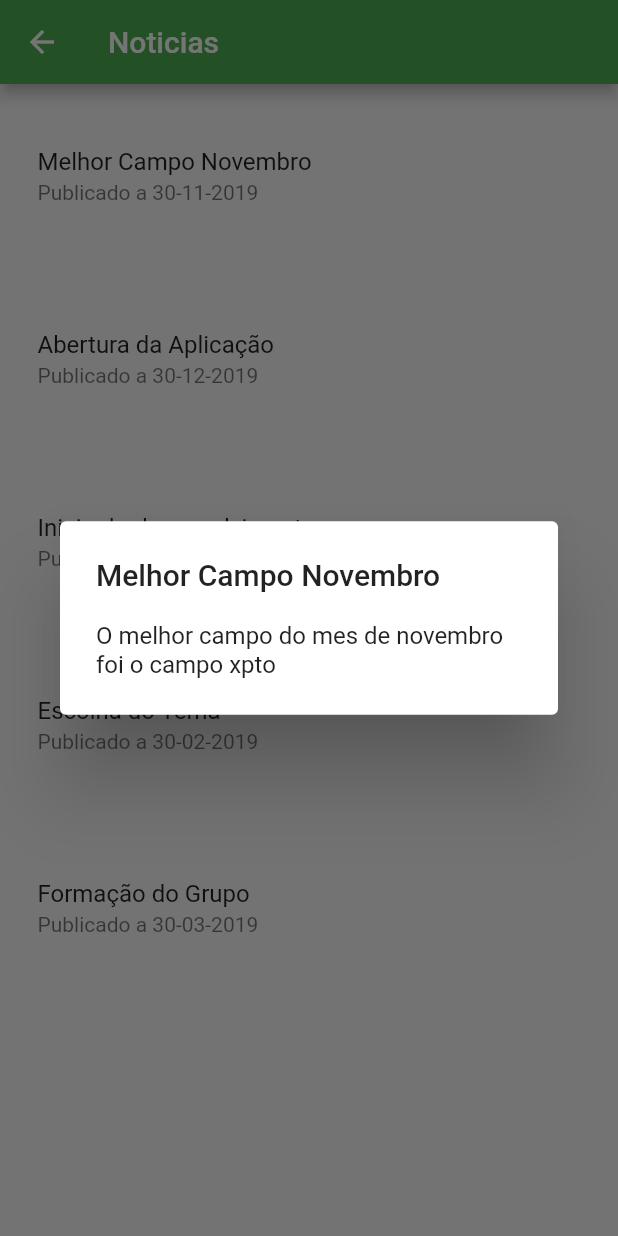
After one commit to Fonseca2570/TEN, a Flutter app: the feed screen opened directly, after a tap on "Melhor Campo Novembro", on a phone screen of 412 x 824 dp. The commit adds this screen. Run offline on Flutter 3.47's test engine with Material 2 defaults, Android fonts, the phone set to English and light mode, and no system bars; our stand-ins replace firebase_auth; accounts and stored records are empty.

Commit message:
add feed

```diff
--- /dev/null
+++ b/futmm/lib/Pages/Setup/feed.dart
@@ -0,0 +1,39 @@
+import 'package:flutter/material.dart';
+
+class feed extends StatefulWidget {
+  @override
+  _feedState createState() => _feedState();
+}
+
+class _feedState extends State<feed> {
+
+  final news = ['Melhor Campo Novembro', 'Abertura da Aplicação', 'Inicio do desenvolvimento','Escolha do Tema', 'Formação do Grupo'];
+  final datas = ['Publicado a 30-11-2019','Publicado a 30-12-2019','Publicado a 30-01-2019','Publicado a 30-02-2019','Publicado a 30-03-2019'];
+  final noticias = ["O melhor campo do mes de novembro foi o campo xpto",'A partir do dia de hoje a nossa aplicação passou a estar funcional com acesso beta para ser utilizado pelos nosso utilizadores','Começamo hoje a criação da aplicação a mesma está a ser desenvolvida em flutter','O nosso tema é a criação de uma aplicação hibrida que permite fazer Matchmaking de jogos de futebol com amigos ou desconhecidos','Foi formado o nosso grupo para a cadeira de Ten Composta pelos alunos: João Fonseca, Ivo Ferreira, Carlos, Hugo Silva, Bruno, Hugo Alves, Nuno Bandeira'];
+  @override
+  Widget build(BuildContext context) {
+    return Scaffold(
+      appBar: AppBar(
+        title: Text('Noticias'),
+      ),
+      body: ListView.builder(
+        itemCount: 5,
+        itemBuilder: (BuildContext ctxt, int index) {
+          return ListTile(
+            title: Text(news[index]),
+            subtitle: Text(datas[index]),
+            contentPadding: EdgeInsets.all(25.0),
+            onTap: () async {
+              showDialog(context: context, child:
+                new AlertDialog(
+                  title: new Text(news[index]),
+                  content: new Text(noticias[index]),
+                )
+              );
+            },
+          );
+
+        }),
+    );
+  }
+}
--- a/futmm/lib/Pages/Setup/signIn.dart
+++ b/futmm/lib/Pages/Setup/signIn.dart
@@ -1,6 +1,7 @@
 import 'package:flutter/material.dart';
 import 'package:firebase_auth/firebase_auth.dart';
 import 'package:futmm/Pages/home.dart';
+import 'feed.dart';
 
 class LoginPage extends StatefulWidget{
   @override
@@ -71,7 +72,7 @@ class _LoginPageState extends State<LoginPage>{
       formState.save();
       try{
         AuthResult user = await FirebaseAuth.instance.signInWithEmailAndPassword(email: _email, password: _password);
-        Navigator.push(context, MaterialPageRoute(builder: (context) => Home(user: user)));
+        Navigator.push(context, MaterialPageRoute(builder: (context) => feed()));
       }
       catch(e){
         print(e.message);
```
